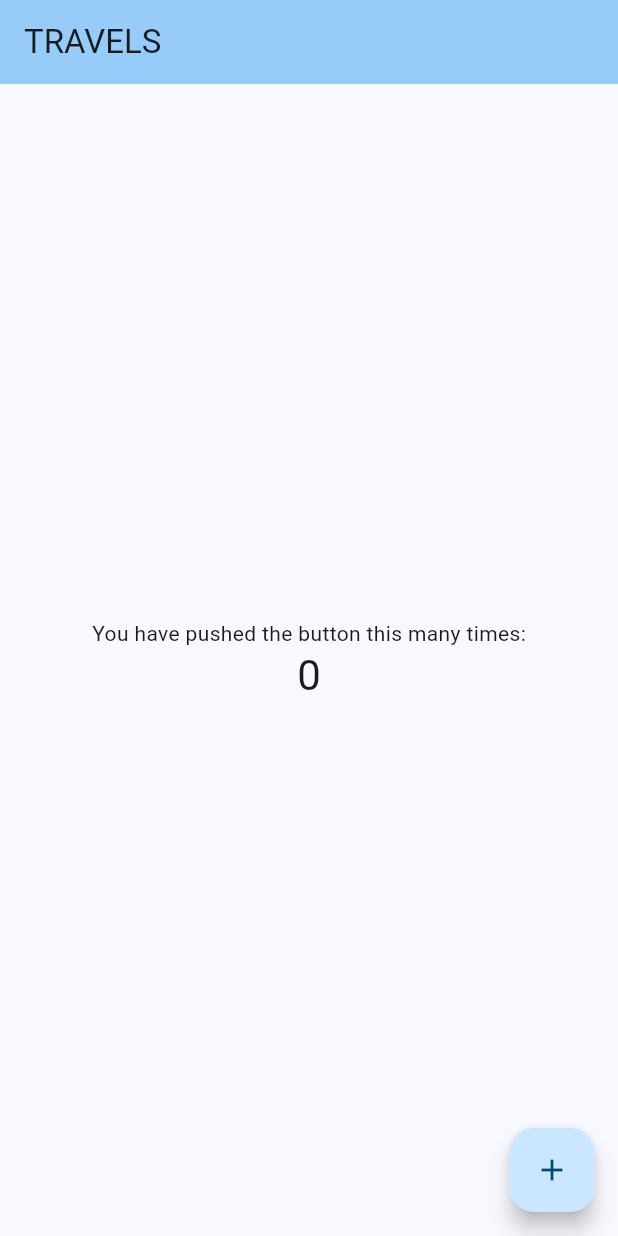
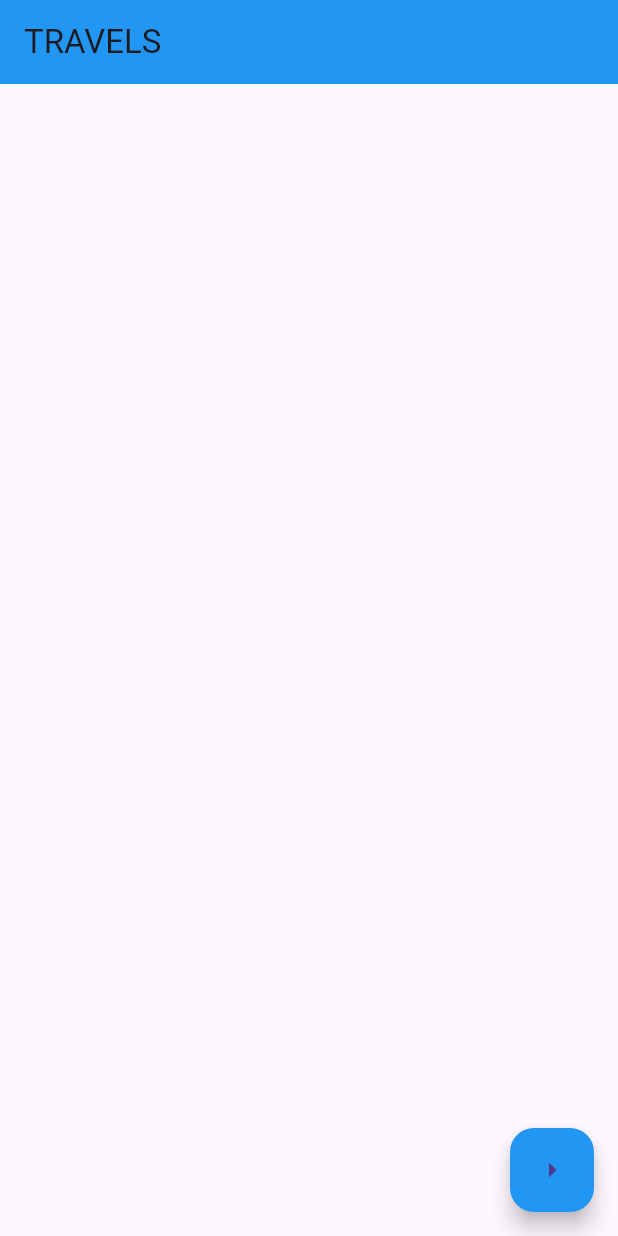
Before and after one commit to juanvictorqwerty/TRAVELS, a Flutter app: the screen it shows after launch, on a phone screen of 412 x 824 dp. Run offline on Flutter 3.47's test engine with Material 3 defaults, Android fonts, the light colour scheme and no system bars.

Commit message:
learning screen management

```diff
--- a/TRAVELS/flutter_application/lib/main.dart
+++ b/TRAVELS/flutter_application/lib/main.dart
@@ -5,121 +5,47 @@
 }
 
 class MyApp extends StatelessWidget {
-  const MyApp({super.key});
 
-  // This widget is the root of your application.
+  const MyApp ({Key? key}): super(key: key);
+
   @override
   Widget build(BuildContext context) {
-    return MaterialApp(
-      title: 'TRAVELS APP ',
-      theme: ThemeData(
-        // This is the theme of your application.
-        //
-        // TRY THIS: Try running your application with "flutter run". You'll see
-        // the application has a purple toolbar. Then, without quitting the app,
-        // try changing the seedColor in the colorScheme below to Colors.green
-        // and then invoke "hot reload" (save your changes or press the "hot
-        // reload" button in a Flutter-supported IDE, or press "r" if you used
-        // the command line to start the app).
-        //
-        // Notice that the counter didn't reset back to zero; the application
-        // state is not lost during the reload. To reset the state, use hot
-        // restart instead.
-        //
-        // This works for code too, not just values: Most code changes can be
-        // tested with just a hot reload.
-        colorScheme: ColorScheme.fromSeed(seedColor: const Color.fromARGB(255, 0, 174, 255)),
-        useMaterial3: true,
-      ),
-      home: const MyHomePage(title: 'TRAVELS'),
+                                       //every widget starts by capitals arguments by small
+    return   MaterialApp(
+      theme: ThemeData(),
+      home:Rootpage() ,
     );
   }
 }
 
-class MyHomePage extends StatefulWidget {
-  const MyHomePage({super.key, required this.title});
-
-  // This widget is the home page of your application. It is stateful, meaning
-  // that it has a State object (defined below) that contains fields that affect
-  // how it looks.
-
-  // This class is the configuration for the state. It holds the values (in this
-  // case the title) provided by the parent (in this case the App widget) and
-  // used by the build method of the State. Fields in a Widget subclass are
-  // always marked "final".
-
-  final String title;
+class Rootpage extends StatefulWidget {
+  const Rootpage ({Key? key}): super(key: key);
 
   @override
-  State<MyHomePage> createState() => _MyHomePageState();
+  State<Rootpage> createState()=> _RootPageState();
 }
 
-class _MyHomePageState extends State<MyHomePage> {
-  int _counter = 0;
+class _RootPageState extends State<Rootpage> {
 
-  void _incrementCounter() {
-    setState(() {
-      // This call to setState tells the Flutter framework that something has
-      // changed in this State, which causes it to rerun the build method below
-      // so that the display can reflect the updated values. If we changed
-      // _counter without calling setState(), then the build method would not be
-      // called again, and so nothing would appear to happen.
-      _counter++;
-    });
-  }
+  int currentPage =0;
 
   @override
-  Widget build(BuildContext context) {
-    // This method is rerun every time setState is called, for instance as done
-    // by the _incrementCounter method above.
-    //
-    // The Flutter framework has been optimized to make rerunning build methods
-    // fast, so that you can just rebuild anything that needs updating rather
-    // than having to individually change instances of widgets.
-    return Scaffold(
+  Widget build(BuildContext context){
+    return  Scaffold(
       appBar: AppBar(
-        // TRY THIS: Try changing the color here to a specific color (to
-        // Colors.amber, perhaps?) and trigger a hot reload to see the AppBar
-        // change color while the other colors stay the same.
-        backgroundColor: Theme.of(context).colorScheme.inversePrimary,
-        // Here we take the value from the MyHomePage object that was created by
-        // the App.build method, and use it to set our appbar title.
-        title: Text(widget.title),
+        backgroundColor: Colors.blue,
+        title: const Text ("TRAVELS"),
+        ),
+    floatingActionButton: FloatingActionButton(
+      onPressed: (){
+        debugPrint("Action button pressed");
+      },
+      child: Icon(Icons.arrow_right),
+      backgroundColor: Colors.blue,
+
       ),
-      body: Center(
-        // Center is a layout widget. It takes a single child and positions it
-        // in the middle of the parent.
-        child: Column(
-          // Column is also a layout widget. It takes a list of children and
-          // arranges them vertically. By default, it sizes itself to fit its
-          // children horizontally, and tries to be as tall as its parent.
-          //
-          // Column has various properties to control how it sizes itself and
-          // how it positions its children. Here we use mainAxisAlignment to
-          // center the children vertically; the main axis here is the vertical
-          // axis because Columns are vertical (the cross axis would be
-          // horizontal).
-          //
-          // TRY THIS: Invoke "debug painting" (choose the "Toggle Debug Paint"
-          // action in the IDE, or press "p" in the console), to see the
-          // wireframe for each widget.
-          mainAxisAlignment: MainAxisAlignment.center,
-          children: <Widget>[
-            const Text(
-              'You have pushed the button this many times:',
-            ),
-            Text(
-              '$_counter',
-              style: Theme.of(context).textTheme.headlineMedium,
-            ),
-          ],
-        ),
-      ),
-      floatingActionButton: FloatingActionButton(
-        onPressed: _incrementCounter,
-        tooltip: 'Increment',
-        child: const Icon(Icons.add),
-      ), // This trailing comma makes auto-formatting nicer for build methods.
+
     );
+
   }
 }
```
